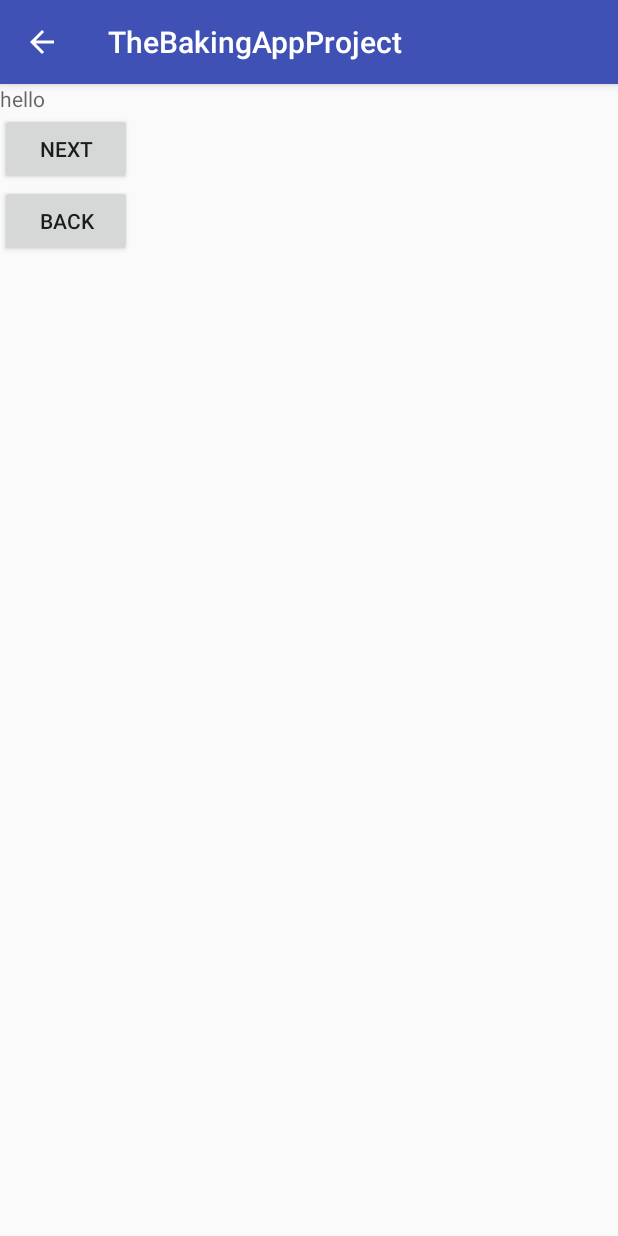
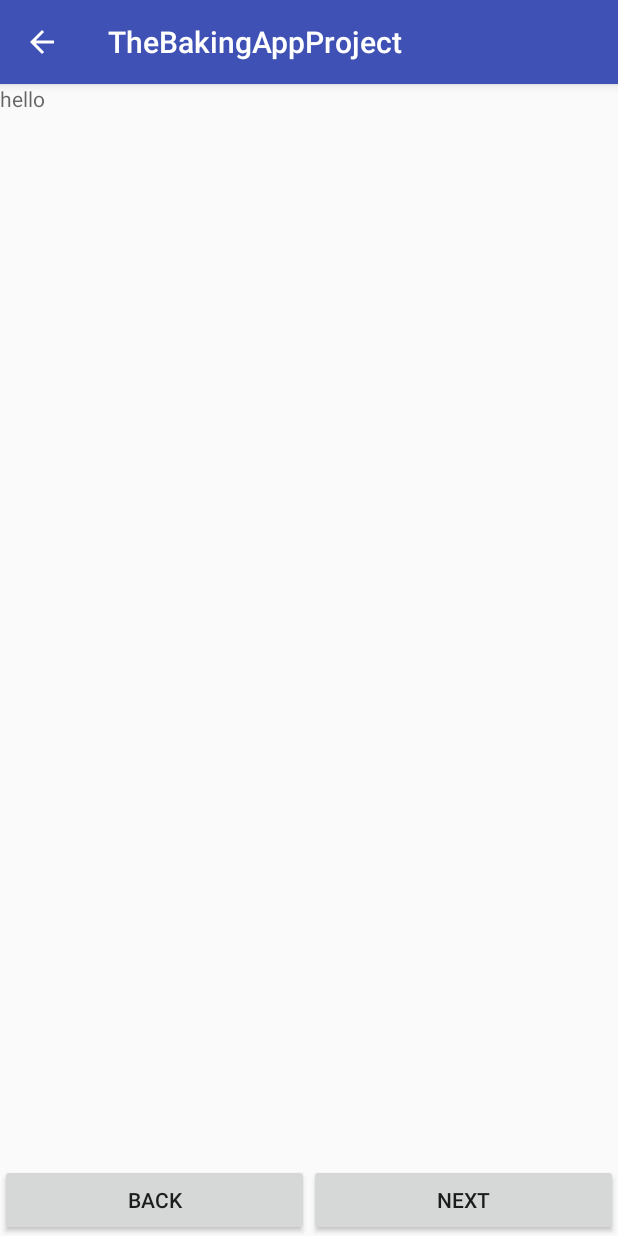
Before and after one commit to azzumw/TheBakingAppProject, an Android app: the fragment StepsDetailFragment placed in its activity, on a phone screen of 412 x 824 dp. Run offline under Robolectric (Android 15) with nearby library versions, the phone set to English and light mode, and no system bars; 3 statements that could not run were skipped.

Commit message:
positioned buttons at the bottom

```diff
--- a/app/src/main/java/com/example/macintosh/thebakingappproject/StepsDetailFragment.java
+++ b/app/src/main/java/com/example/macintosh/thebakingappproject/StepsDetailFragment.java
@@ -60,8 +60,8 @@ public class StepsDetailFragment extends Fragment {
         }
 
 
+        Button backBtn = showBackButton(rootview);
         Button nextBtn = showNextButton(rootview);
-        Button backBtn = showBackButton(rootview);
 
 
         //5<7 , 6<7
@@ -117,9 +117,15 @@ public class StepsDetailFragment extends Fragment {
     private Button showNextButton(View view){
         //set the properties for button
         Button btnTag = new Button(getContext());
-        btnTag.setLayoutParams(new ViewGroup.LayoutParams(ViewGroup.LayoutParams.WRAP_CONTENT, ViewGroup.LayoutParams.WRAP_CONTENT));
+//        btnTag.setLayoutParams(new ViewGroup.LayoutParams(ViewGroup.LayoutParams.WRAP_CONTENT, ViewGroup.LayoutParams.WRAP_CONTENT));
+        LinearLayout.LayoutParams param = new LinearLayout.LayoutParams(
+                LinearLayout.LayoutParams.WRAP_CONTENT,
+                LinearLayout.LayoutParams.WRAP_CONTENT,
+                1.0f
+        );
         btnTag.setText("Next");
-        LinearLayout linearLayout= view.findViewById(R.id.linear);
+        btnTag.setLayoutParams(param);
+        LinearLayout linearLayout= view.findViewById(R.id.childLinearLayout);
         linearLayout.addView(btnTag);
         return btnTag;
 
@@ -127,9 +133,16 @@ public class StepsDetailFragment extends Fragment {
     private Button showBackButton(View view){
         //set the properties for button
         Button btnTag = new Button(getContext());
-        btnTag.setLayoutParams(new ViewGroup.LayoutParams(ViewGroup.LayoutParams.WRAP_CONTENT, ViewGroup.LayoutParams.WRAP_CONTENT));
+//        btnTag.setLayoutParams(new ViewGroup.LayoutParams(ViewGroup.LayoutParams.WRAP_CONTENT, ViewGroup.LayoutParams.WRAP_CONTENT));
         btnTag.setText("Back");
-        LinearLayout linearLayout= view.findViewById(R.id.linear);
+
+        LinearLayout.LayoutParams param = new LinearLayout.LayoutParams(
+                LinearLayout.LayoutParams.WRAP_CONTENT,
+                LinearLayout.LayoutParams.WRAP_CONTENT,
+                1.0f
+        );
+        btnTag.setLayoutParams(param);
+        LinearLayout linearLayout= view.findViewById(R.id.childLinearLayout);
         linearLayout.addView(btnTag);
         return btnTag;
 
--- a/app/src/main/java/com/example/macintosh/thebakingappproject/TheMasterActivity.java
+++ b/app/src/main/java/com/example/macintosh/thebakingappproject/TheMasterActivity.java
@@ -73,13 +73,9 @@ public class TheMasterActivity extends AppCompatActivity implements OnImageClick
         else{
             //TODO 7: pass bundle to Step Fragment
             int currentstepElementPosition = pos-1;
-            ArrayList<Steps> stepsArrayList = (ArrayList<Steps>) recipe.getSteps();//stepElement : 0
+            ArrayList<Steps> stepsArrayList = (ArrayList<Steps>) recipe.getSteps();
             bundle.putParcelableArrayList("stepsList",stepsArrayList);
-            bundle.putInt("currentposition",currentstepElementPosition);   //0
-//            stepElement++;
-//            Steps nextStp = recipe.getSteps().get(stepElement);          //nextStp = gets the next Element in the Steps list
-//            bundle.putParcelable("nextstep",nextStp);
-//            bundle.putInt("nextpos",stepElement);
+            bundle.putInt("currentposition",currentstepElementPosition);
 
             //TODO 4: contain StepsDetailFragment
             stepsDetailFragment = new StepsDetailFragment();
@@ -91,8 +87,7 @@ public class TheMasterActivity extends AppCompatActivity implements OnImageClick
 
     @Override
     public void onNextPressed(int nextposition) {
-
-        stepsDetailFragment.setNextData(nextposition);  //6, 7
+        stepsDetailFragment.setNextData(nextposition);
     }
 
     @Override
--- a/app/src/main/res/layout/fragment_steps_ingred_details.xml
+++ b/app/src/main/res/layout/fragment_steps_ingred_details.xml
@@ -1,5 +1,5 @@
 <?xml version="1.0" encoding="utf-8"?>
-<LinearLayout xmlns:android="http://schemas.android.com/apk/res/android"
+<RelativeLayout xmlns:android="http://schemas.android.com/apk/res/android"
     android:layout_height="match_parent"
     android:layout_width="match_parent"
     android:id="@+id/linear"
@@ -11,4 +11,13 @@
         android:hint="hello"
         android:id="@+id/textView2"/>
 
-</LinearLayout>
+    <LinearLayout
+        android:layout_width="match_parent"
+        android:layout_height="wrap_content"
+        android:id="@+id/childLinearLayout"
+        android:orientation="horizontal"
+        android:layout_alignParentBottom="true">
+
+    </LinearLayout>
+
+</RelativeLayout>
```
